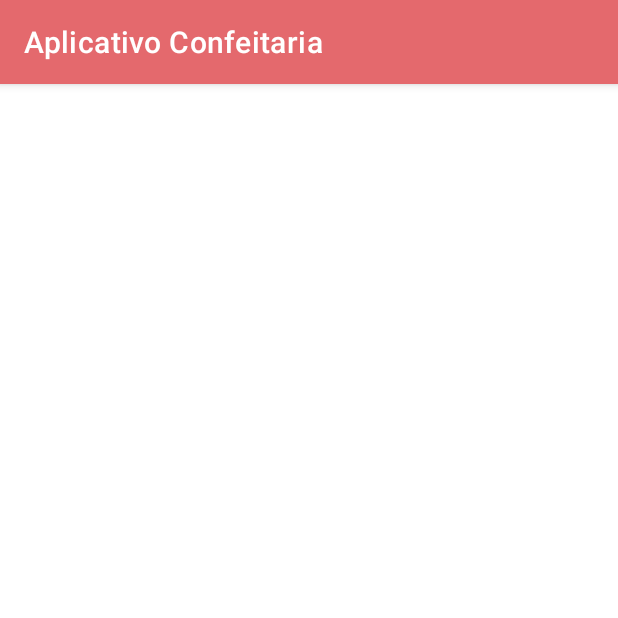
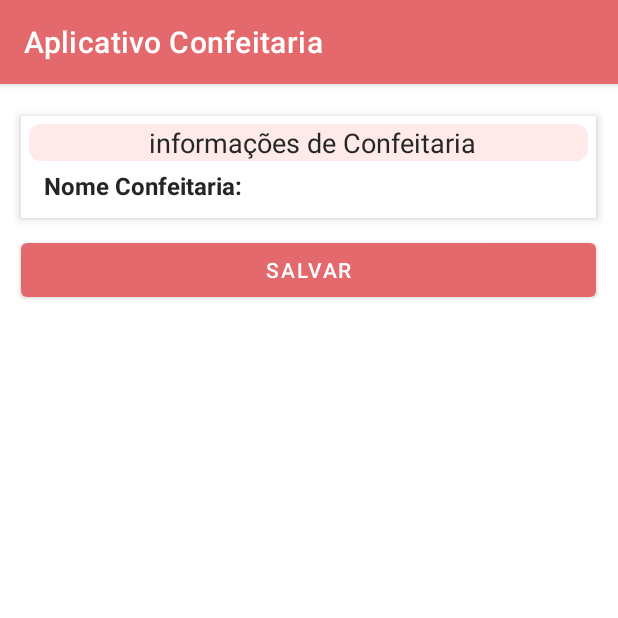
Before and after one commit to VitorAmorimPinto/Projeto-app-confeitaria, an Android app: the ActivityDadosConfeitaria screen opened directly, with no data from a screen before it, on a phone screen of 412 x 824 dp, the top half of it. Run offline under Robolectric (Android 15) with nearby library versions, the phone set to English and light mode, and no system bars.

Commit message:
branch vitor - Ajustes de layout e consertando recycleView de bolos

```diff
--- a/app/src/main/java/com/example/aplicativoconfeitaria/fragment/BolosFragment.java
+++ b/app/src/main/java/com/example/aplicativoconfeitaria/fragment/BolosFragment.java
@@ -73,7 +73,6 @@ public class BolosFragment extends Fragment {
         recyclerViewListaBolos.setHasFixedSize( true );
         recyclerViewListaBolos.setAdapter( adapter );
 
-        recuperarBolos();
 
         return view;
     }
@@ -90,6 +89,7 @@ public class BolosFragment extends Fragment {
         valueEventListenerBolos = bolosRef.addValueEventListener(new ValueEventListener() {
             @Override
             public void onDataChange(@NonNull DataSnapshot dataSnapshot) {
+                listaBolos.clear();
 
                 for ( DataSnapshot dados: dataSnapshot.getChildren() ){
 
@@ -142,4 +142,11 @@ public class BolosFragment extends Fragment {
         }
     }
 
+    @Override
+    public void onStart() {
+        super.onStart();
+        listaBolos.clear();
+        recuperarBolos();
+    }
+
 }
--- a/app/src/main/java/com/example/aplicativoconfeitaria/fragment/FragmentPerfil.java
+++ b/app/src/main/java/com/example/aplicativoconfeitaria/fragment/FragmentPerfil.java
@@ -107,13 +107,10 @@ public class FragmentPerfil extends Fragment {
                     "Altere informações da confeitaria", R.drawable.ic_baseline_person_24);
             itens.add(i);
             i = new ItensMenu("Endereço da Confeitaria",
-                    "Altere suas informações de localidade", R.drawable.ic_baseline_location_on_24);
+                    "Altere suas informações de localidade da Confeitaria", R.drawable.ic_baseline_location_on_24);
             itens.add(i);
             i = new ItensMenu("Cadastro de bolos",
                     "Cadastre seus bolos", R.drawable.ic_baseline_cake_24);
-            itens.add(i);
-            i = new ItensMenu("Edição de bolos",
-                    "Edite seus bolos", R.drawable.ic_baseline_edit_24);
             itens.add(i);
         }else{
             i = new ItensMenu("Dados pessoais",
--- a/app/src/main/res/layout/activity_dados_confeitaria.xml
+++ b/app/src/main/res/layout/activity_dados_confeitaria.xml
@@ -5,5 +5,71 @@
     android:layout_width="match_parent"
     android:layout_height="match_parent"
     tools:context=".activity.ActivityDadosConfeitaria">
+    <ScrollView
+        android:layout_width="394dp"
+        android:layout_height="709dp"
+        app:layout_constraintBottom_toBottomOf="parent"
+        app:layout_constraintEnd_toEndOf="parent"
+        app:layout_constraintHorizontal_bias="0.47"
+        app:layout_constraintStart_toStartOf="parent"
+        app:layout_constraintTop_toTopOf="parent"
+        app:layout_constraintVertical_bias="0.272">
 
+        <LinearLayout
+            android:layout_width="match_parent"
+            android:layout_height="wrap_content"
+            android:orientation="vertical" >
+
+            <LinearLayout
+                android:layout_width="match_parent"
+                android:layout_height="match_parent"
+                android:layout_margin="5dp"
+                android:background="#FFFFFF"
+                android:elevation="4dp"
+                android:orientation="vertical"
+                android:padding="5dp">
+
+                <TextView
+                    android:layout_width="match_parent"
+                    android:layout_height="wrap_content"
+                    android:layout_marginBottom="5dp"
+                    android:background="@drawable/cantos_redondos"
+                    android:backgroundTint="#ffeaea"
+                    android:gravity="center"
+                    android:paddingLeft="5dp"
+                    android:text="informações de Confeitaria"
+                    android:textColor="#252525"
+                    android:textSize="18sp" />
+
+                <TextView
+                    android:layout_width="match_parent"
+                    android:layout_height="wrap_content"
+                    android:layout_marginStart="10dp"
+                    android:layout_marginLeft="10dp"
+                    android:layout_marginEnd="10dp"
+                    android:layout_marginRight="10dp"
+                    android:layout_marginBottom="5dp"
+                    android:text="Nome Confeitaria:"
+                    android:textColor="#252525"
+                    android:textSize="16sp"
+                    android:textStyle="bold" />
+
+
+            </LinearLayout>
+            <LinearLayout
+                android:layout_width="match_parent"
+                android:layout_height="match_parent"
+                android:orientation="horizontal">
+
+                <Button
+                    android:id="@+id/btnCancelarPedidoUser"
+                    android:layout_width="match_parent"
+                    android:layout_height="match_parent"
+                    android:layout_margin="5dp"
+                    android:text="Salvar"
+                    app:backgroundTint="#E4696D" />
+            </LinearLayout>
+        </LinearLayout>
+
+    </ScrollView>
 </androidx.constraintlayout.widget.ConstraintLayout>
--- a/app/src/main/res/layout/activity_detalhes_pedido_usuario.xml
+++ b/app/src/main/res/layout/activity_detalhes_pedido_usuario.xml
@@ -137,7 +137,10 @@
                     android:layout_marginLeft="10dp"
                     android:layout_marginEnd="10dp"
                     android:layout_marginRight="10dp"
-                    android:textSize="16sp" />
+                    android:textSize="16sp"
+                    android:textColor="@color/holo_green_light"
+                    android:textStyle="bold"
+                    />
 
                 <TextView
                     android:layout_width="match_parent"
@@ -330,7 +333,9 @@
                             android:ellipsize="end"
                             android:maxLines="1"
                             android:text="Preço"
-                            android:textColor="@color/black" />
+                            android:textColor="@color/holo_green_light"
+                            android:textStyle="bold"
+                            android:textSize="16sp"/>
                     </LinearLayout>
                 </LinearLayout>
 
```
